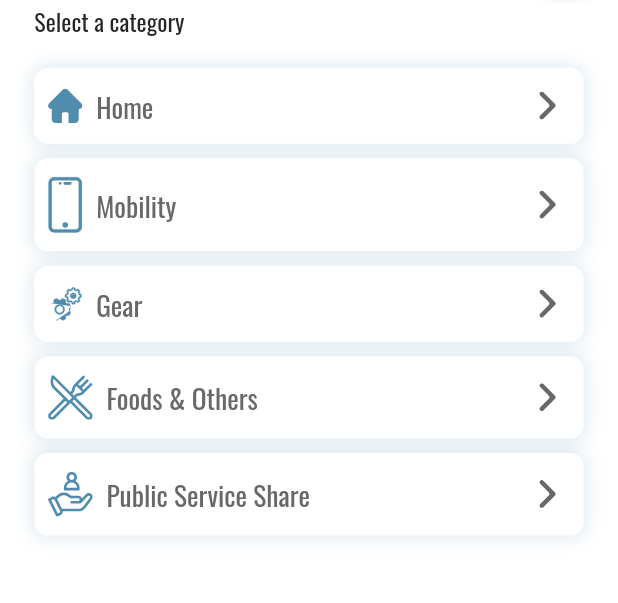
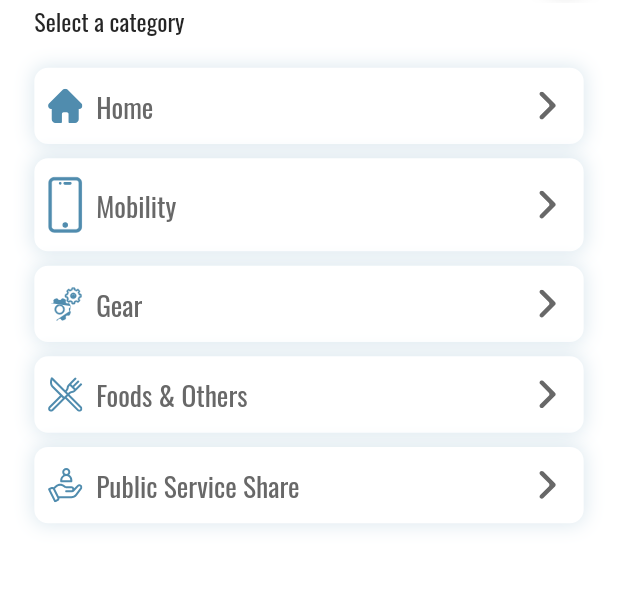
Before and after one commit to kilianjornet/outdoorfootprint, a Flutter app: the AddView screen opened by its route, on a phone screen of 412 x 824 dp, the part 81-684 px from its top. Run offline on Flutter 3.47's test engine with Material 2 defaults, Android fonts, the phone set to English and light mode, and no system bars; our stand-ins replace connectivity_plus, flutter_screenutil, flutter_svg, get, google_fonts, image_picker; missing offline and left inert: fl_country_code_picker.

```diff
--- a/lib/app/modules/main_modules/calculator_modules/add/wigets/calculator.dart
+++ b/lib/app/modules/main_modules/calculator_modules/add/wigets/calculator.dart
@@ -105,7 +105,7 @@ class CalculatorWidget{
     required String? buttonName,
     required var isEnable,
     required void Function()? onTap,
-  }) {
+  })  {
     var isPressed = false.obs;
     return Obx(
           () => GestureDetector(
@@ -127,6 +127,7 @@ class CalculatorWidget{
           ),
           margin: EdgeInsets.only(
             top: 8.h,
+            // bottom: 20.h,
           ),
           decoration: BoxDecoration(
             color: isPressed.value
@@ -341,8 +342,7 @@ class CalculatorWidget{
                     padding: EdgeInsets.only(left: 8.w, right: 8.w),
                     child: SvgPicture.asset(
                       AssetManager.food,
-                      width: 26.w,
-                      height: 26.h,
+                      width: 20.w,
                     ),
                   ),
                   Align(
@@ -433,8 +433,7 @@ class CalculatorWidget{
                     padding: EdgeInsets.only(left: 8.w, right: 8.w),
                     child: SvgPicture.asset(
                       AssetManager.publicService,
-                      width: 26.w,
-                      height: 26.h,
+                      width: 20.w,
                     ),
                   ),
                   Align(
```
Also changed, not shown: lib/app/modules/main_modules/home/views/home_view.dart (+16 -9 lines), lib/app/modules/main_modules/my_footprint/views/my_footprint_view.dart (+16 -9 lines).
